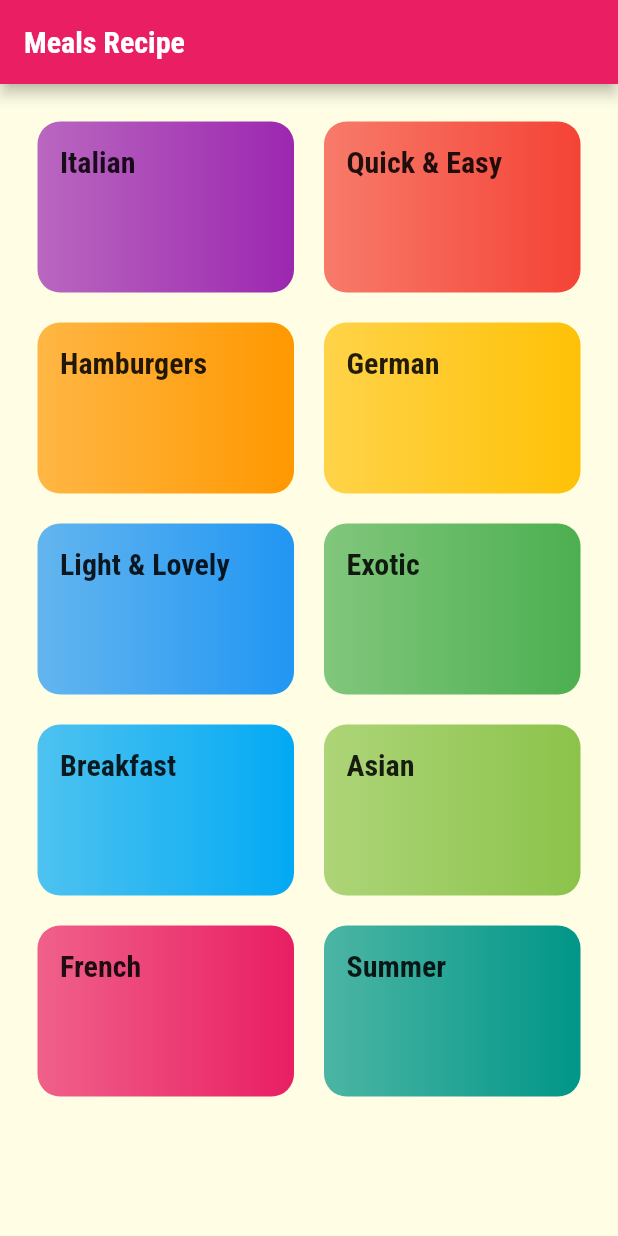
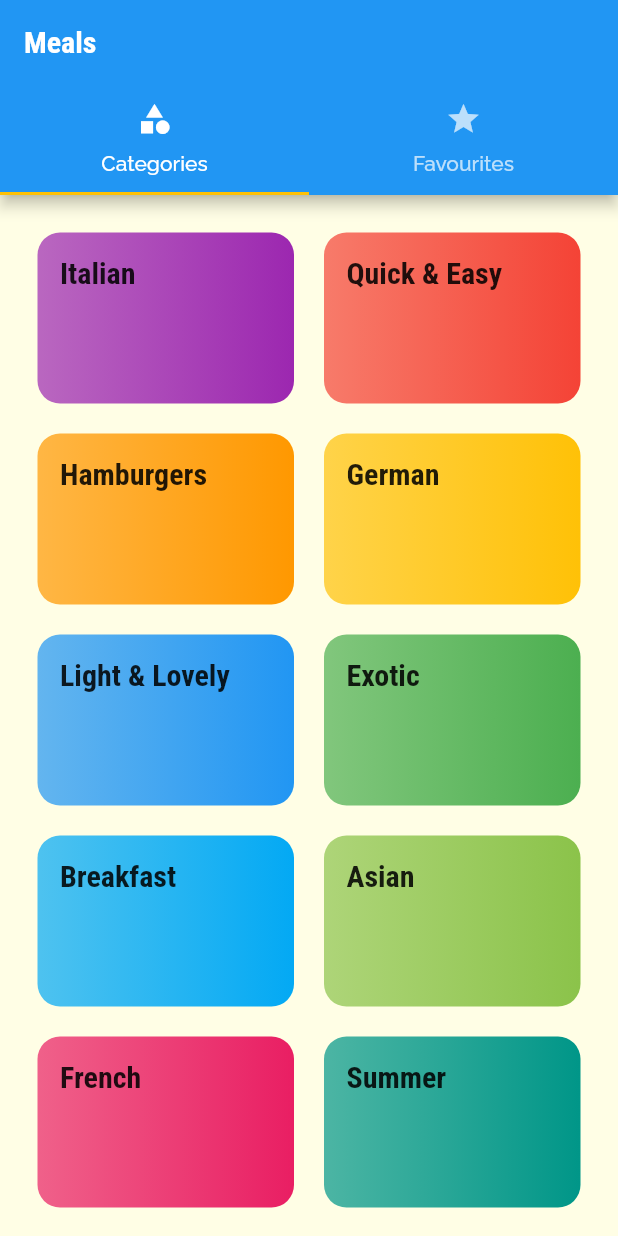
Before and after one commit to Sarath-Ra/Meals-App, a Flutter app: the screen it shows after launch, on a phone screen of 412 x 824 dp. Run offline on Flutter 3.47's test engine with Material 2 defaults, Android fonts, the phone set to English and light mode, and no system bars.

Commit message:
"Adding a Tabbar in meal app"

```diff
--- a/lib/main.dart
+++ b/lib/main.dart
@@ -1,4 +1,6 @@
 import 'package:flutter/material.dart';
+import 'package:mealsapp/screens/meal_detail_screen.dart';
+import 'package:mealsapp/screens/tabs_screen.dart';
 
 import 'screens/categories_screen.dart';
 import 'screens/category_meals_screen.dart';
@@ -33,9 +35,17 @@ class MyApp extends StatelessWidget {
         //home: CategoriesScreen(),
         initialRoute: '/',
         routes: {
-          '/': (ctx) => CategoriesScreen(),
+          '/': (ctx) => TabScreen(),
           CategoryMealsScreen.routeName: (ctx) => CategoryMealsScreen(),
+          MealDetailScreen.routeName: (ctx) => MealDetailScreen(),
         },
+        // onGenerateRoute: (settings) {
+        // //   print(settings.arguments);
+        // //   return MaterialPageRoute(builder: (ctx) => CategoriesScreen());
+        // },
+        // onUnknownRoute: (settings) {
+        //   return MaterialPageRoute(builder: (ctx) => CategoriesScreen());
+        // },
       );
   }
 }
--- a/lib/screens/categories_screen.dart
+++ b/lib/screens/categories_screen.dart
@@ -8,7 +8,7 @@ class CategoriesScreen extends StatelessWidget {
   @override
   Widget build(BuildContext context) {
     return Scaffold(
-      appBar: AppBar(title: Text('Meals Recipe'), backgroundColor: Theme.of(context).primaryColor),
+      //appBar: AppBar(title: Text('Meals Recipe'), backgroundColor: Theme.of(context).primaryColor),
       body: GridView(
         padding: EdgeInsets.all(25),
           gridDelegate: SliverGridDelegateWithMaxCrossAxisExtent(
--- /dev/null
+++ b/lib/screens/tabs_screen.dart
@@ -0,0 +1,42 @@
+import 'package:flutter/material.dart';
+import 'package:mealsapp/screens/categories_screen.dart';
+import 'package:mealsapp/screens/favourites_screen.dart';
+
+class TabScreen extends StatefulWidget {
+  const TabScreen({super.key});
+
+  @override
+  State<TabScreen> createState() => _TabScreenState();
+}
+
+class _TabScreenState extends State<TabScreen> {
+  @override
+  Widget build(BuildContext context) {
+    return DefaultTabController(
+      length: 2,
+      child: Scaffold(
+        appBar: AppBar(
+          title: Text("Meals"),
+          bottom: TabBar(
+            tabs: [
+              Tab(
+                icon: Icon(Icons.category, ),
+                text: "Categories",
+              ),
+              Tab(
+                icon: Icon(Icons.star, ),
+                text: "Favourites",
+              )
+            ],
+          ),
+        ),
+        body: TabBarView(
+          children: [
+            CategoriesScreen(),
+            FavouitesScreen()
+          ],
+        ),
+      ),
+    );
+  }
+}
--- a/lib/widget/category_item.dart
+++ b/lib/widget/category_item.dart
@@ -10,7 +10,7 @@ class CategoryItem extends StatelessWidget {
 
   void selectCategory(BuildContext ctx) {
     Navigator.of(ctx).pushNamed(
-      '/category-meals',
+      CategoryMealsScreen.routeName,
       arguments: {'id': id, 'title': title}
     );
     // (MaterialPageRoute(builder: (_) {
```
Also changed, not shown: lib/screens/category_meals_screen.dart (+8 -2 lines), lib/screens/favourites_screen.dart (added, +10 -0 lines), lib/screens/meal_detail_screen.dart (added, +85 -0 lines), lib/widget/meal_item.dart (+121 -0 lines).
